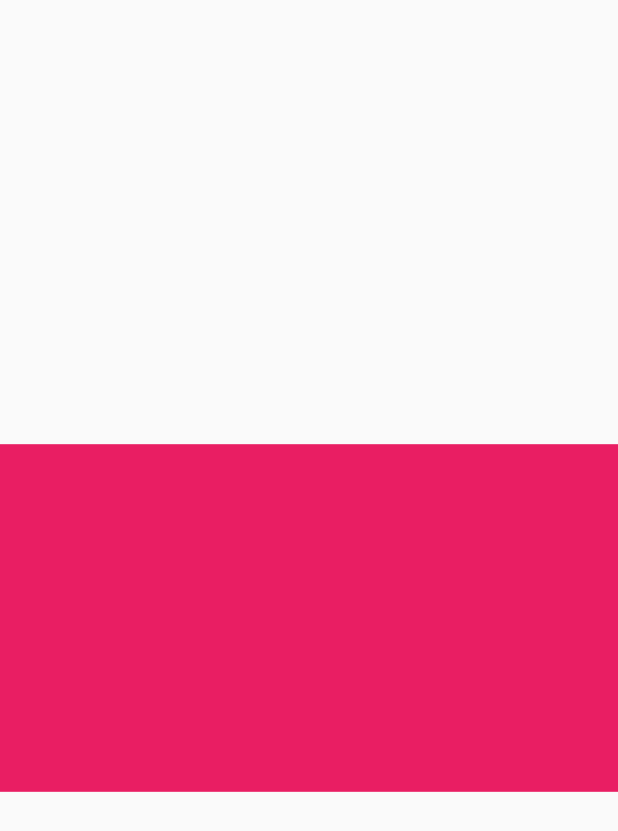
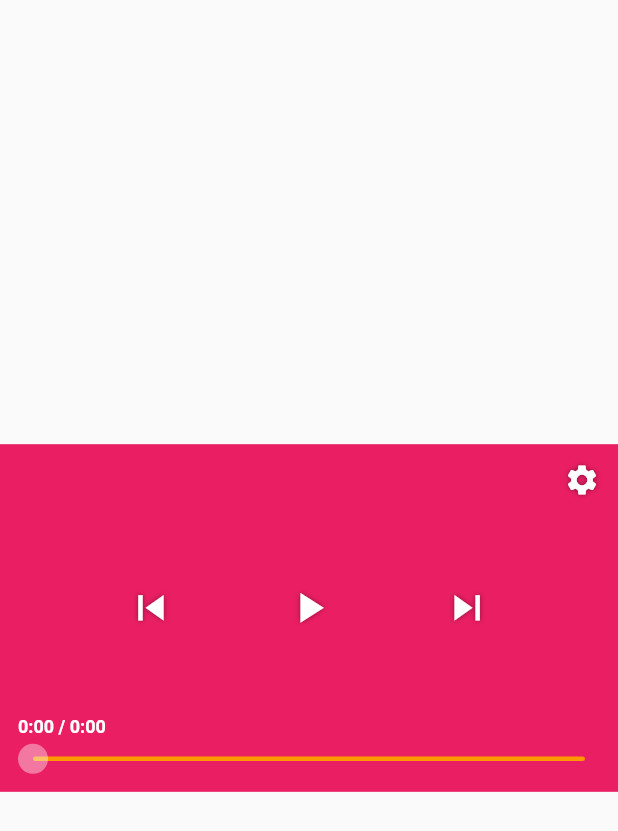
Before and after one commit to f1forhelp/ivs_player, a Flutter app: the screen it shows after launch, after a tap on "Player Screen", on a phone screen of 412 x 824 dp. Shown: the top 831 px of the screen. Run offline on Flutter 3.47's test engine with Material 2 defaults, Android fonts, the light colour scheme and no system bars; our stand-ins replace plugin_platform_interface; missing offline and left inert: dart:ffi, dart:html, pausable_timer.

Commit message:
Some minor changes

```diff
--- a/example/lib/basic_player_screen.dart
+++ b/example/lib/basic_player_screen.dart
@@ -12,7 +12,7 @@ class PlayerScreen extends StatefulWidget {
 
 class _PlayerScreenState extends State<PlayerScreen> {
   final IvsPlayerController _ivsPlayerController1 = IvsPlayerController();
-  // final IvsPlayerController _ivsPlayerController2 = IvsPlayerController();
+  final IvsPlayerController _ivsPlayerController2 = IvsPlayerController();
 
   @override
   void initState() {
@@ -21,14 +21,26 @@ class _PlayerScreenState extends State<PlayerScreen> {
       setState(() {});
     });
     initPlayer1();
-    // initPlayer2();
+    initPlayer2();
   }
 
   initPlayer1() async {
+    await _ivsPlayerController1.initialize();
+    // await _ivsPlayerController1.load(
+    //     url:
+    //         "https://takapp-media-cdn.s3.ap-south-1.amazonaws.com/production/vod_22_Nov_2022_vdt-1/video.m3u8");
     await _ivsPlayerController1.load(
         url:
-            "https://takapp-media-cdn.s3.ap-south-1.amazonaws.com/production/vod_22_Nov_2022_vdt-1/video.m3u8");
-    await _ivsPlayerController1.play();
+            "https://static.crimetak.in/production/output-videos-transcoded/vod_23_Mar_2023_marpit/video.m3u8");
+    // await _ivsPlayerController1.play();
+  }
+
+  initPlayer2() async {
+    await _ivsPlayerController2.initialize();
+    await _ivsPlayerController2.load(
+        url:
+            "https://static.crimetak.in/production/output-videos-transcoded/vod_26_Mar_2023_delhi-jump/video.m3u8");
+    await _ivsPlayerController2.play();
   }
 
   @override
@@ -46,66 +58,73 @@ class _PlayerScreenState extends State<PlayerScreen> {
         mainAxisAlignment: MainAxisAlignment.center,
         crossAxisAlignment: CrossAxisAlignment.center,
         children: [
-          Stack(
-            children: [
-              BaseIvsPlayer(
-                ivsPlayerController: _ivsPlayerController1,
-              ),
-              Positioned.fill(
-                child: _ivsPlayerController1.isPlayerLoaded
-                    ? Padding(
-                        padding: const EdgeInsets.all(12.0),
-                        child: Column(
-                          children: [
-                            Row(
-                              mainAxisAlignment: MainAxisAlignment.end,
-                              children: [
-                                Icon(
-                                  Icons.settings,
-                                  color: iconColor,
-                                  size: iconSize,
-                                  shadows: iconShadow,
-                                ),
-                              ],
-                            ),
-                            Row(
-                              mainAxisAlignment: MainAxisAlignment.spaceEvenly,
-                              children: [
-                                Icon(
-                                  Icons.skip_previous,
-                                  color: iconColor,
-                                  size: iconSize * largeIconScale,
-                                  shadows: iconShadow,
-                                ),
-                                PlayPauseButton(
-                                    iconColor: iconColor,
-                                    iconSize: iconSize,
-                                    largeIconScale: largeIconScale,
-                                    iconShadow: iconShadow),
-                                Icon(
-                                  Icons.skip_next,
-                                  color: iconColor,
-                                  size: iconSize * largeIconScale,
-                                  shadows: iconShadow,
-                                ),
-                              ],
-                            ),
-                            CustomSlider(
-                              activeTrackColor: Colors.white,
-                              bufferedTrackColor: Colors.grey.shade400,
-                              inactiveTrackColor: Colors.white30,
-                              totalDuration: Duration(seconds: 232),
-                              width: 300,
-                              trackHeight: 10,
-                              thumbRadius: 10,
-                            ),
-                          ],
-                        ),
-                      )
-                    : const SizedBox(),
-              ),
-            ],
+          BaseIvsPlayer(
+            controls: (p0) => BasicPlayerControls(ivsPlayerController: p0),
+            ivsPlayerController: _ivsPlayerController1,
           ),
+          // BaseIvsPlayer(
+          //   ivsPlayerController: _ivsPlayerController2,
+          // ),
+          // Stack(
+          //   children: [
+          //     BaseIvsPlayer(
+          //       ivsPlayerController: _ivsPlayerController1,
+          //     ),
+          //     Positioned.fill(
+          //       child: _ivsPlayerController1.isPlayerInitialized
+          //           ? Padding(
+          //               padding: const EdgeInsets.all(12.0),
+          //               child: Column(
+          //                 children: [
+          //                   Row(
+          //                     mainAxisAlignment: MainAxisAlignment.end,
+          //                     children: [
+          //                       Icon(
+          //                         Icons.settings,
+          //                         color: iconColor,
+          //                         size: iconSize,
+          //                         shadows: iconShadow,
+          //                       ),
+          //                     ],
+          //                   ),
+          //                   Row(
+          //                     mainAxisAlignment: MainAxisAlignment.spaceEvenly,
+          //                     children: [
+          //                       Icon(
+          //                         Icons.skip_previous,
+          //                         color: iconColor,
+          //                         size: iconSize * largeIconScale,
+          //                         shadows: iconShadow,
+          //                       ),
+          //                       PlayPauseButton(
+          //                           iconColor: iconColor,
+          //                           iconSize: iconSize,
+          //                           largeIconScale: largeIconScale,
+          //                           iconShadow: iconShadow),
+          //                       Icon(
+          //                         Icons.skip_next,
+          //                         color: iconColor,
+          //                         size: iconSize * largeIconScale,
+          //                         shadows: iconShadow,
+          //                       ),
+          //                     ],
+          //                   ),
+          //                   CustomSlider(
+          //                     activeTrackColor: Colors.white,
+          //                     bufferedTrackColor: Colors.grey.shade400,
+          //                     inactiveTrackColor: Colors.white30,
+          //                     totalDuration: const Duration(seconds: 232),
+          //                     width: 300,
+          //                     trackHeight: 10,
+          //                     thumbRadius: 10,
+          //                   ),
+          //                 ],
+          //               ),
+          //             )
+          //           : const SizedBox(),
+          //     ),
+          //   ],
+          // ),
         ],
       ),
     );
--- a/lib/ivs_player.dart
+++ b/lib/ivs_player.dart
@@ -1 +1,2 @@
 export 'package:ivs_player/src/ivs_player.dart';
+export 'package:ivs_player/src/ivs_player_controls.dart';
--- a/lib/src/ivs_player.dart
+++ b/lib/src/ivs_player.dart
@@ -2,16 +2,20 @@ import 'dart:async';
 
 import 'package:flutter/material.dart';
 import 'package:flutter/services.dart';
+import 'package:flutter/src/scheduler/ticker.dart';
 import 'package:ivs_player/src/player_api.dart';
 import 'package:ivs_player/src/player_event_channel.dart';
+import 'package:pausable_timer/pausable_timer.dart';
 
 import 'ivs_constants.dart';
 part 'ivs_player_controller.dart';
 
 class BaseIvsPlayer extends StatefulWidget {
   final IvsPlayerController ivsPlayerController;
+  final Widget Function(IvsPlayerController) controls;
 
-  const BaseIvsPlayer({super.key, required this.ivsPlayerController});
+  const BaseIvsPlayer(
+      {super.key, required this.ivsPlayerController, required this.controls});
 
   @override
   State<BaseIvsPlayer> createState() => _BaseIvsPlayerState();
@@ -39,7 +43,9 @@ class _BaseIvsPlayerState extends State<BaseIvsPlayer> {
     // This is used in the platform side to register the view.
     // Pass parameters to the platform side.
     final Map<String, dynamic> creationParams = <String, dynamic>{};
-    return AspectRatio(
+    return Stack(
+      children: [
+        AspectRatio(
           aspectRatio: 16 / 9,
           child: Container(
             color: Colors.pink,
@@ -56,6 +62,9 @@ class _BaseIvsPlayerState extends State<BaseIvsPlayer> {
               creationParamsCodec: const StandardMessageCodec(),
             ),
           ),
+        ),
+        Positioned.fill(child: widget.controls(_ivsPlayerController)),
+      ],
     );
   }
 }
--- a/lib/src/ivs_player_controller.dart
+++ b/lib/src/ivs_player_controller.dart
@@ -1,46 +1,95 @@
 part of 'ivs_player.dart';
 
-enum PlayerState { playerViewLoaded, playerViewNotLoaded }
+// enum PlayerState { playerViewLoaded, playerViewNotLoaded }
 
-class IvsPlayerController extends ChangeNotifier {
+class IvsPlayerController extends ChangeNotifier implements TickerProvider {
   // String _url = "";
 
-  bool _isPlayerLoaded = false;
+  Duration _lastDuration = Duration(seconds: 0);
 
-  bool get isPlayerLoaded => _isPlayerLoaded;
+  bool _isPlayerInitialized = false;
+  bool _isBuffering = true;
+  bool _isMuted = false;
+  bool _isPlaying = false;
+  bool _isLooping = false;
+  bool _isLiveStream = false;
+  bool _isFullScreen = false;
+  bool _isPictureInPictureSupported = false;
+  bool get isPlayerInitialized => _isPlayerInitialized;
+  Duration _totalDuration = Duration(seconds: 0);
+
+  Duration getCurrentDuration() {
+    var totalMilliSeconds = _totalDuration.inMilliseconds;
+
+    var p = (totalMilliSeconds) * seekController.value;
+    return Duration(milliseconds: p.round());
+  }
 
   // ignore: prefer_final_fields
   int _viewId = 0;
 
+  late AnimationController seekController;
+
+  IvsPlayerController() {
+    seekController = AnimationController(vsync: this);
+  }
+
   // ignore: prefer_final_fields
   Completer<bool> _isPlayerViewLoaded = Completer<bool>();
 
+  bool get isPlaying => _isPlaying;
+  bool get isMuted => _isMuted;
+  Duration get totalDuration => _totalDuration;
+
   Future<void> play() async {
+    _isPlaying = true;
+    notifyListeners();
     await IvsPlayerApi().play(
       ViewMessage(viewId: _viewId),
     );
-    await IvsPlayerApi().muted(MutedMessage(viewId: _viewId, muted: true));
   }
 
   Future<void> pause() async {
+    _isPlaying = false;
+    notifyListeners();
+
     await IvsPlayerApi().pause(
       ViewMessage(viewId: _viewId),
     );
   }
 
+  Future<void> initialize() async {
+    await _isPlayerViewLoaded.future;
+    _isPlayerInitialized = true;
+    PlayerEvents().getPlayerStateStream(
+      (p0) {
+        if (p0.duration != null && (p0.duration?.inMilliseconds ?? 0) > 1) {
+          _totalDuration = p0.duration!;
+          seekController.duration = _totalDuration;
+          // seekController.duration = Duration(seconds: 20);
+          notifyListeners();
+        }
+        print(p0.playerState);
+        if (p0.playerState == PlayerState.ended) {
+          _isPlaying = false;
+          notifyListeners();
+        }
+        if (p0.playerState == PlayerState.playing) {
+          seekController.forward();
+        } else {
+          print(seekController.value);
+          seekController.stop(canceled: false);
+        }
+      },
+    );
+    notifyListeners();
+  }
+
   Future<void> load({required String url}) async {
-    await _isPlayerViewLoaded.future;
     await IvsPlayerApi().load(
       LoadMessage(viewId: _viewId, url: url),
     );
-    _isPlayerLoaded = true;
-    PlayerEvents()
-        .playerState
-        .receiveBroadcastStream()
-        .asBroadcastStream()
-        .listen((event) {
-      print("EVENT IS:" + event.toString());
-    });
+    IvsPlayerApi().mute(MutedMessage(viewId: _viewId, muted: true));
     notifyListeners();
   }
 
@@ -51,15 +100,21 @@ class IvsPlayerController extends ChangeNotifier {
   }
 
   Future<bool> looping({bool? v}) async {
-    return await IvsPlayerApi().looping(
+    var res = await IvsPlayerApi().looping(
       LoopingMessage(viewId: _viewId, looping: v),
     );
+    _isLooping = res;
+    notifyListeners();
+    return _isLooping;
   }
 
-  Future<bool> muted({bool? v}) async {
-    return await IvsPlayerApi().muted(
+  Future<bool> mute({bool? v}) async {
+    var res = await IvsPlayerApi().mute(
       MutedMessage(viewId: _viewId, muted: v),
     );
+    _isMuted = res;
+    notifyListeners();
+    return _isMuted;
   }
 
   Future<double> playbackRate({double? v}) async {
@@ -83,6 +138,10 @@ class IvsPlayerController extends ChangeNotifier {
   }
 
   Future<void> seekTo(double seconds) async {
+    if (_isPlaying) {
+      seekController.forward();
+    }
+
     return await IvsPlayerApi()
         .seekTo(SeekMessage(viewId: _viewId, seconds: seconds));
   }
@@ -92,4 +151,9 @@ class IvsPlayerController extends ChangeNotifier {
     await IvsPlayerApi().dispose(ViewMessage(viewId: _viewId));
     super.dispose();
   }
+
+  @override
+  Ticker createTicker(TickerCallback onTick) {
+    return Ticker(onTick);
+  }
 }
--- /dev/null
+++ b/lib/src/ivs_player_controls.dart
@@ -0,0 +1,325 @@
+import 'package:flutter/material.dart';
+import 'package:ivs_player/ivs_player.dart';
+
+class BasicPlayerControls extends StatefulWidget {
+  final IvsPlayerController ivsPlayerController;
+
+  const BasicPlayerControls({super.key, required this.ivsPlayerController});
+
+  @override
+  State<BasicPlayerControls> createState() => _BasicPlayerControlsState();
+}
+
+class _BasicPlayerControlsState extends State<BasicPlayerControls> {
+  @override
+  void initState() {
+    widget.ivsPlayerController.addListener(() {
+      setState(() {});
+    });
+    super.initState();
+  }
+
+  String _getDurationFormatted(Duration du) {
+    var sec = du.inSeconds % 60;
+    var min = du.inMinutes % 60;
+
+    var secondPadding = sec < 10 ? "0" : "";
+    var minutePadding = min < 10 && du.inHours > 0 ? "0" : "";
+
+    if (du.inHours > 0) {
+      return "${du.inHours.toString()}:${minutePadding + min.toString()}:${secondPadding + sec.toString()}";
+    } else {
+      return "${minutePadding + min.toString()}:${secondPadding + sec.toString()}";
+    }
+  }
+
+  @override
+  Widget build(BuildContext context) {
+    Color iconColor = Colors.white;
+    double iconSize = 24;
+    double largeIconScale = 1.4;
+    List<Shadow> iconShadow = const [
+      Shadow(color: Colors.black45, blurRadius: 4)
+    ];
+
+    return Padding(
+      padding: const EdgeInsets.all(12.0),
+      child: Column(
+        mainAxisAlignment: MainAxisAlignment.spaceBetween,
+        children: [
+          Row(
+            mainAxisAlignment: MainAxisAlignment.end,
+            children: [
+              Icon(
+                Icons.settings,
+                color: iconColor,
+                size: iconSize,
+                shadows: iconShadow,
+              ),
+            ],
+          ),
+          Row(
+            mainAxisAlignment: MainAxisAlignment.spaceEvenly,
+            children: [
+              Icon(
+                Icons.skip_previous,
+                color: iconColor,
+                size: iconSize * largeIconScale,
+                shadows: iconShadow,
+              ),
+              PlayPauseButton(
+                  onTap: () async {
+                    if (widget.ivsPlayerController.isPlaying) {
+                      await widget.ivsPlayerController.pause();
+                    } else {
+                      await widget.ivsPlayerController.play();
+                    }
+                  },
+                  isPlaying: widget.ivsPlayerController.isPlaying,
+                  iconColor: iconColor,
+                  iconSize: iconSize,
+                  largeIconScale: largeIconScale,
+                  iconShadow: iconShadow),
+              Icon(
+                Icons.skip_next,
+                color: iconColor,
+                size: iconSize * largeIconScale,
+                shadows: iconShadow,
+              ),
+            ],
+          ),
+          Column(
+            children: [
+              Align(
+                alignment: Alignment.centerLeft,
+                child: AnimatedBuilder(
+                    animation: widget.ivsPlayerController.seekController.view,
+                    builder: (ontext, child) {
+                      return Text(
+                        "${_getDurationFormatted(widget.ivsPlayerController.getCurrentDuration() + Duration(
+                              milliseconds: 700,
+                            ))} / ${_getDurationFormatted(widget.ivsPlayerController.totalDuration)}",
+                        style: TextStyle(
+                          color: Colors.white,
+                          fontWeight: FontWeight.w600,
+                          fontSize: 12,
+                        ),
+                      );
+                    }),
+              ),
+              SizedBox(
+                height: 4,
+              ),
+              Padding(
+                padding: const EdgeInsets.symmetric(horizontal: 10),
+                child: AnimatedBuilder(
+                  animation: widget.ivsPlayerController.seekController.view,
+                  builder: (context, child) {
+                    return CustomSlider(
+                      getCurrentDurationOnDrag: (p0) {},
+                      getCurrentPercentageOnDrag: (p0) {
+                        widget.ivsPlayerController.seekController.value =
+                            p0 / 100;
+                      },
+                      currentValueInPercentage:
+                          widget.ivsPlayerController.seekController.value,
+                      getCurrentPercentageOnDragStop: (p0) {
+                        widget.ivsPlayerController.seekTo(widget
+                                .ivsPlayerController.seekController.value *
+                            widget.ivsPlayerController.totalDuration.inSeconds);
+                        // widget.ivsPlayerController.seekController.value =
+                        //     p0 / 100;
+                      },
+                      getCurrentDurationOnDragStop: (d) {
+                        print(d);
+                      },
+                      key: Key(
+                          widget.ivsPlayerController.totalDuration.toString()),
+                      activeTrackColor: Colors.white,
+                      bufferedTrackColor: Colors.grey.shade400,
+                      inactiveTrackColor: Colors.white30,
+                      totalDuration: widget.ivsPlayerController.totalDuration,
+                      width: double.infinity,
+                      trackHeight: 3,
+                      thumbRadius: 10,
+                    );
+                  },
+                ),
+              ),
+            ],
+          ),
+        ],
+      ),
+    );
+  }
+}
+
+class CustomSlider extends StatefulWidget {
+  final double width;
+  final double trackHeight;
+  final double thumbRadius;
+  final Duration totalDuration;
+  final Color activeTrackColor;
+  final Color inactiveTrackColor;
+  final Color bufferedTrackColor;
+  final void Function(Duration) getCurrentDurationOnDragStop;
+  final void Function(double) getCurrentPercentageOnDragStop;
+  final void Function(Duration) getCurrentDurationOnDrag;
+  final void Function(double) getCurrentPercentageOnDrag;
+  final double currentValueInPercentage;
+
+  const CustomSlider({
+    super.key,
+    required this.width,
+    required this.trackHeight,
+    required this.thumbRadius,
+    required this.totalDuration,
+    required this.activeTrackColor,
+    required this.inactiveTrackColor,
+    required this.bufferedTrackColor,
+    required this.getCurrentDurationOnDragStop,
+    required this.getCurrentPercentageOnDragStop,
+    required this.currentValueInPercentage,
+    required this.getCurrentDurationOnDrag,
+    required this.getCurrentPercentageOnDrag,
+  });
+
+  @override
+  State<CustomSlider> createState() => _CustomSliderState();
+}
+
+class _CustomSliderState extends State<CustomSlider>
+    with SingleTickerProviderStateMixin {
+  double innerLeftPosition = 0;
+  double percentage = 0;
+
+  String duration = "";
+
+  @override
+  void initState() {
+    super.initState();
+  }
+
+  @override
+  void dispose() {
+    super.dispose();
+  }
+
+  // double getLeftPadding({double? leftPadding}) {
+
+  // }
+
+  @override
+  Widget build(BuildContext context) {
+    return SizedBox(
+      height: widget.thumbRadius * 2,
+      width: widget.width,
+      child: LayoutBuilder(
+        builder: (context, constraints) {
+          // print(constraints.maxWidth);
+          return GestureDetector(
+            onHorizontalDragUpdate: (details) {
+              innerLeftPosition = details.localPosition.dx - widget.thumbRadius;
+              if (innerLeftPosition >= (-widget.thumbRadius) &&
+                  innerLeftPosition <=
+                      (constraints.minWidth - widget.thumbRadius)) {
+                percentage = (innerLeftPosition + widget.thumbRadius) /
+                    (constraints.minWidth * 0.01);
+                widget.getCurrentDurationOnDrag(Duration());
+                widget.getCurrentPercentageOnDrag(percentage);
+                setState(() {});
+              }
+            },
+            onHorizontalDragEnd: (details) {
+              print("PER-" + percentage.toString());
+              widget.getCurrentDurationOnDragStop(Duration());
+              widget.getCurrentPercentageOnDragStop(percentage);
+            },
+            child: Stack(
+              clipBehavior: Clip.none,
+              alignment: Alignment(-1, 0),
+              children: [
+                Container(
+                  decoration: BoxDecoration(
+                    color: Colors.orange,
+                    borderRadius: BorderRadius.horizontal(
+                      left: Radius.circular(10),
+                      right: Radius.circular(10),
+                    ),
+                  ),
+                  width: widget.width,
+                  height: widget.trackHeight,
+                ),
+                AnimatedPositioned(
+                  duration: const Duration(milliseconds: 20),
+                  left:
+                      widget.currentValueInPercentage * (constraints.minWidth) -
+                          widget.thumbRadius,
+                  child: Container(
+                    decoration: BoxDecoration(
+                      color: Colors.white.withOpacity(0.4),
+                      shape: BoxShape.circle,
+                    ),
+                    width: widget.thumbRadius * 2,
+                    height: widget.thumbRadius * 2,
+                  ),
+                ),
+              ],
+            ),
+          );
+        },
+      ),
+    );
+  }
+}
+
+class PlayPauseButton extends StatefulWidget {
+  const PlayPauseButton({
+    super.key,
+    required this.iconColor,
+    required this.iconSize,
+    required this.largeIconScale,
+    required this.iconShadow,
+    required this.isPlaying,
+    this.onTap,
+  });
+
+  final void Function()? onTap;
+  final bool isPlaying;
+  final Color iconColor;
+  final double iconSize;
+  final double largeIconScale;
+  final List<Shadow> iconShadow;
+
+  @override
+  State<PlayPauseButton> createState() => _PlayPauseButtonState();
+}
+
+class _PlayPauseButtonState extends State<PlayPauseButton> {
+  @override
+  void initState() {
+    super.initState();
+  }
+
+  @override
+  Widget build(BuildContext context) {
+    return InkWell(
+      onTap: widget.onTap,
+      child: Visibility(
+        visible: !widget.isPlaying,
+        replacement: Icon(
+          Icons.pause,
+          color: widget.iconColor,
+          size: widget.iconSize * widget.largeIconScale,
+          shadows: widget.iconShadow,
+        ),
+        child: Icon(
+          Icons.play_arrow,
+          color: widget.iconColor,
+          size: widget.iconSize * widget.largeIconScale,
+          shadows: widget.iconShadow,
+        ),
+      ),
+    );
+  }
+}
--- a/lib/src/player_api.dart
+++ b/lib/src/player_api.dart
@@ -333,9 +333,9 @@ class IvsPlayerApi {
     }
   }
 
-  Future<bool> muted(MutedMessage arg_mutedMessage) async {
+  Future<bool> mute(MutedMessage arg_mutedMessage) async {
     final BasicMessageChannel<Object?> channel = BasicMessageChannel<Object?>(
-        'dev.flutter.pigeon.IvsPlayerApi.muted', codec,
+        'dev.flutter.pigeon.IvsPlayerApi.mute', codec,
         binaryMessenger: _binaryMessenger);
     final List<Object?>? replyList =
         await channel.send(<Object?>[arg_mutedMessage]) as List<Object?>?;
--- a/pigeons/messages.dart
+++ b/pigeons/messages.dart
@@ -11,7 +11,7 @@ import 'package:pigeon/pigeon.dart';
 abstract class IvsPlayerApi {
   bool autoQualityMode(AutoQualityModeMessage mode);
   bool looping(LoopingMessage loopingMessage);
-  bool muted(MutedMessage mutedMessage);
+  bool mute(MutedMessage mutedMessage);
   double playbackRate(PlaybackRateMessage playbackRateMessage);
   double volume(VolumeMessage volumeMessage);
   double videoDuration(ViewMessage viewMessage);
--- a/pubspec.yaml
+++ b/pubspec.yaml
@@ -8,6 +8,7 @@ environment:
   flutter: ">=2.5.0"
 
 dependencies:
+  pausable_timer: ^1.0.0+7
   video_player: ^2.6.0
   flutter:
     sdk: flutter
```
Also changed, not shown: lib/src/ivs_constants.dart (+28 -0 lines), lib/src/player_event_channel.dart (+79 -1 lines), example/pubspec.lock, 4 other files. Lines whose indentation alone changed are shown as unchanged.
